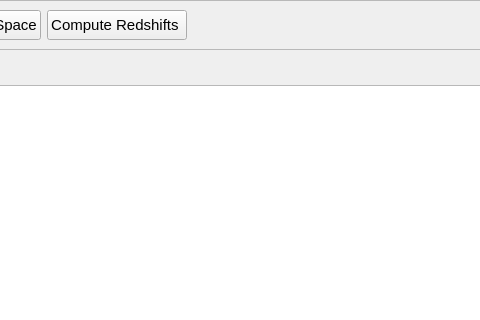
Old version of the form PhzQtUI/auxdir/PhzQtUI/FormSurveyMapping.ui in the repository astrorama/Phosphoros; both pictures show x 304 to 784 and y 0 to 320 of the 1070 by 968 pixel window.
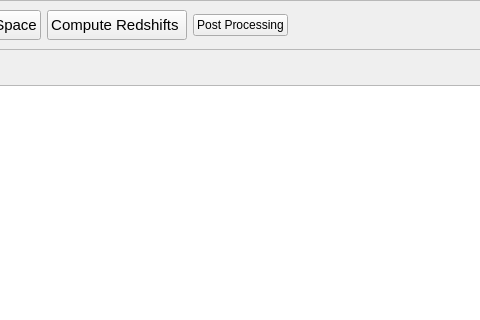
New version of the form.

The edit to the form file:
```diff
--- a/PhzQtUI/auxdir/PhzQtUI/FormSurveyMapping.ui
+++ b/PhzQtUI/auxdir/PhzQtUI/FormSurveyMapping.ui
@@ -125,6 +125,13 @@
         </property>
        </widget>
       </item>
+      <item>
+       <widget class="QPushButton" name="btn_ToPP">
+        <property name="text">
+         <string>Post Processing</string>
+        </property>
+       </widget>
+      </item>
       <item>
        <spacer name="horizontalSpacer_7">
         <property name="orientation">
```
